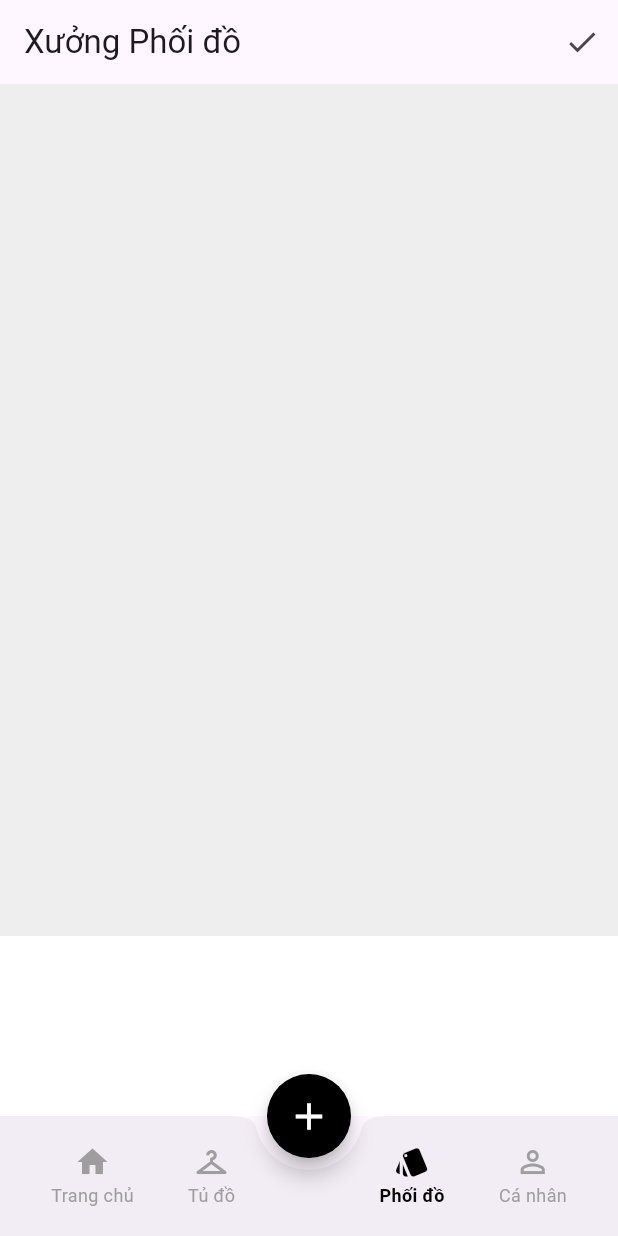
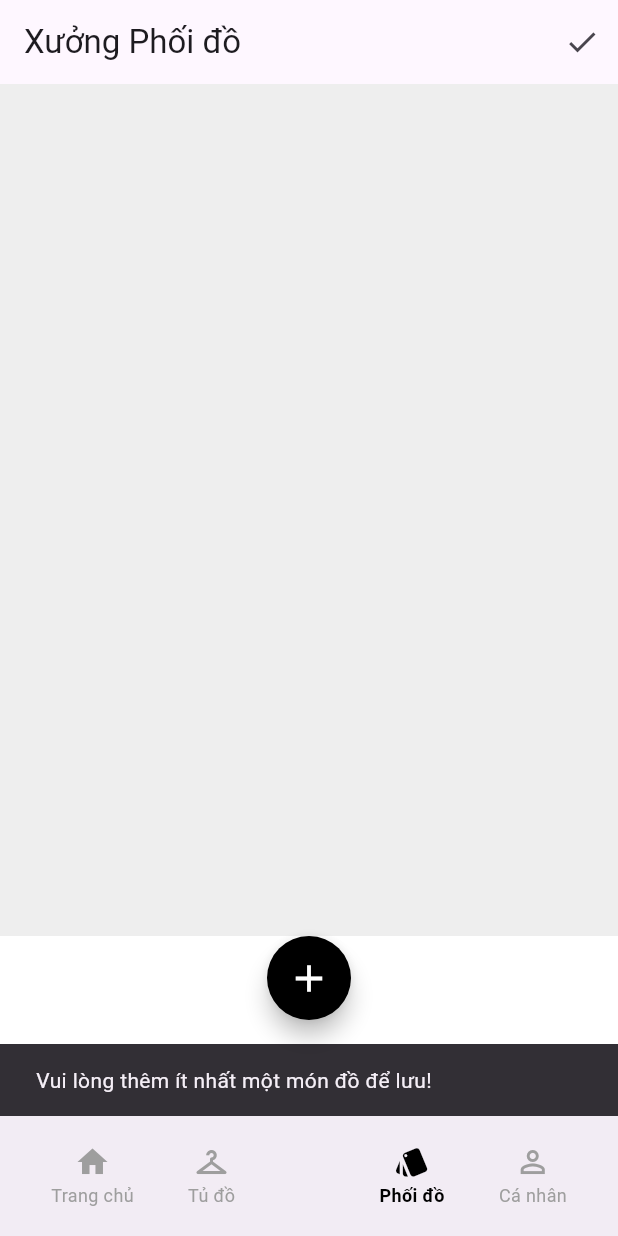
Before and after one commit to minhdatvn/MinCloset, a Flutter app: the screen it shows after launch, item 3 of the bottom bar chosen, after a tap on the "check" icon, on a phone screen of 412 x 824 dp. Run offline on Flutter 3.47's test engine with Material 3 defaults, Android fonts, the phone set to English and light mode, and no system bars; drawn by our look-alikes of screenshot; our stand-ins replace flutter_dotenv, google_generative_ai, image_picker, logger, share_plus, shared_preferences and 1 more; accounts and stored records are empty; network calls fail.

Commit message:
Thêm chức năng lưu và chia sẻ bộ đồ đã phối

```diff
--- a/lib/helpers/db_helper.dart
+++ b/lib/helpers/db_helper.dart
@@ -1,9 +1,9 @@
-// file: lib/helpers/db_helper.dart
 // file: lib/helpers/db_helper.dart
 import 'package:sqflite/sqflite.dart' as sql;
 import 'package:path/path.dart' as path;
 import 'package:mincloset/models/closet.dart';
 import 'package:mincloset/models/clothing_item.dart';
+import 'package:mincloset/models/outfit.dart';
 
 class DatabaseHelper {
   sql.Database? _database;
@@ -29,11 +29,16 @@ class DatabaseHelper {
         imagePath TEXT, closetId TEXT, season TEXT, occasion TEXT,
         material TEXT, pattern TEXT
       )""");
+    // Thêm bảng outfits mới
+    await db.execute("""CREATE TABLE outfits (
+        id TEXT PRIMARY KEY,
+        name TEXT,
+        imagePath TEXT,
+        itemIds TEXT
+      )""");
   }
 
-  // HÀM _createDB ĐÃ ĐƯỢC XÓA KHỎI ĐÂY
-
-  // === CÁC HÀM TƯƠNG TÁC CSDL GIỮ NGUYÊN ===
+  // === CÁC HÀM CŨ GIỮ NGUYÊN (insertCloset, getClosets, ...) ===
   Future<void> insertCloset(Map<String, dynamic> data) async {
     final db = await instance.database;
     await db.insert('closets', data, conflictAlgorithm: sql.ConflictAlgorithm.replace);
@@ -86,4 +91,29 @@ class DatabaseHelper {
     final db = await instance.database;
     return db.query('clothing_items', orderBy: 'id DESC', limit: limit);
   }
+
+  // === CÁC HÀM MỚI CHO OUTFIT ===
+
+  /// Thêm một bộ đồ mới vào CSDL
+  Future<void> insertOutfit(Outfit outfit) async {
+    final db = await instance.database;
+    await db.insert('outfits', outfit.toMap(),
+        conflictAlgorithm: sql.ConflictAlgorithm.replace);
+  }
+
+  /// Lấy tất cả các bộ đồ từ CSDL
+  Future<List<Outfit>> getOutfits() async {
+    final db = await instance.database;
+    final maps = await db.query('outfits', orderBy: 'id DESC');
+    if (maps.isEmpty) {
+      return [];
+    }
+    return List.generate(maps.length, (i) => Outfit.fromMap(maps[i]));
+  }
+
+  /// Xóa một bộ đồ khỏi CSDL bằng ID
+  Future<void> deleteOutfit(String id) async {
+    final db = await instance.database;
+    await db.delete('outfits', where: 'id = ?', whereArgs: [id]);
+  }
 }
--- /dev/null
+++ b/lib/models/outfit.dart
@@ -0,0 +1,35 @@
+// file: lib/models/outfit.dart
+
+class Outfit {
+  final String id;
+  final String name;
+  final String imagePath; // Đường dẫn tới ảnh screenshot của bộ đồ
+  final String itemIds;   // Chuỗi các ID của clothing_item, ngăn cách bởi dấu phẩy
+
+  Outfit({
+    required this.id,
+    required this.name,
+    required this.imagePath,
+    required this.itemIds,
+  });
+
+  // Chuyển đổi từ Map (đọc từ CSDL) sang đối tượng Outfit
+  factory Outfit.fromMap(Map<String, dynamic> map) {
+    return Outfit(
+      id: map['id'] as String,
+      name: map['name'] as String,
+      imagePath: map['imagePath'] as String,
+      itemIds: map['itemIds'] as String,
+    );
+  }
+
+  // Chuyển đổi từ đối tượng Outfit sang Map (để ghi vào CSDL)
+  Map<String, dynamic> toMap() {
+    return {
+      'id': id,
+      'name': name,
+      'imagePath': imagePath,
+      'itemIds': itemIds,
+    };
+  }
+}
--- a/lib/screens/pages/home_page.dart
+++ b/lib/screens/pages/home_page.dart
@@ -6,6 +6,8 @@ import 'package:intl/intl.dart';
 import 'package:mincloset/helpers/db_helper.dart';
 import 'package:mincloset/models/clothing_item.dart';
 import 'package:mincloset/screens/add_item_screen.dart';
+import 'package:mincloset/screens/pages/outfit_builder_page.dart';
+import 'package:mincloset/screens/pages/saved_outfits_page.dart';
 import 'package:mincloset/services/suggestion_service.dart';
 import 'package:mincloset/services/weather_service.dart';
 import 'package:mincloset/utils/logger.dart';
@@ -214,9 +216,45 @@ class _HomePageState extends State<HomePage> {
         const SizedBox(height: 16),
         Row(
           children: [
-            Expanded(child: Container(height: 100, padding: const EdgeInsets.all(12), decoration: BoxDecoration(color: Colors.blue.shade400, borderRadius: BorderRadius.circular(16)), child: const Column(crossAxisAlignment: CrossAxisAlignment.start, mainAxisAlignment: MainAxisAlignment.spaceBetween, children: [Icon(Icons.auto_awesome, color: Colors.white), Text('Bắt đầu phối đồ', style: TextStyle(color: Colors.white, fontWeight: FontWeight.bold))]))),
+            // Thẻ "Bắt đầu phối đồ"
+            Expanded(
+              child: GestureDetector( // <-- THÊM GESTUREDETECTOR
+                onTap: () {
+                  Navigator.of(context).push(
+                    MaterialPageRoute(builder: (ctx) => const OutfitBuilderPage()),
+                  );
+                },
+                child: Container(
+                  height: 100,
+                  padding: const EdgeInsets.all(12),
+                  decoration: BoxDecoration(color: Colors.blue.shade400, borderRadius: BorderRadius.circular(16)),
+                  child: const Column(crossAxisAlignment: CrossAxisAlignment.start, mainAxisAlignment: MainAxisAlignment.spaceBetween, children: [
+                    Icon(Icons.auto_awesome, color: Colors.white),
+                    Text('Bắt đầu phối đồ', style: TextStyle(color: Colors.white, fontWeight: FontWeight.bold))
+                  ]),
+                ),
+              ),
+            ),
             const SizedBox(width: 16),
-            Expanded(child: Container(height: 100, padding: const EdgeInsets.all(12), decoration: BoxDecoration(color: Colors.grey.shade200, borderRadius: BorderRadius.circular(16)), child: const Column(crossAxisAlignment: CrossAxisAlignment.start, mainAxisAlignment: MainAxisAlignment.spaceBetween, children: [Icon(Icons.history, color: Colors.black), Text('Lịch sử', style: TextStyle(color: Colors.black, fontWeight: FontWeight.bold))]))),
+            // Thẻ "Bộ đồ đã lưu"
+            Expanded(
+              child: GestureDetector( // <-- THÊM GESTUREDETECTOR
+                onTap: () {
+                  Navigator.of(context).push(
+                    MaterialPageRoute(builder: (ctx) => const SavedOutfitsPage()),
+                  );
+                },
+                child: Container(
+                  height: 100,
+                  padding: const EdgeInsets.all(12),
+                  decoration: BoxDecoration(color: Colors.grey.shade200, borderRadius: BorderRadius.circular(16)),
+                  child: const Column(crossAxisAlignment: CrossAxisAlignment.start, mainAxisAlignment: MainAxisAlignment.spaceBetween, children: [
+                    Icon(Icons.collections_bookmark_outlined, color: Colors.black), // <-- ĐỔI ICON
+                    Text('Bộ đồ đã lưu', style: TextStyle(color: Colors.black, fontWeight: FontWeight.bold)) // <-- ĐỔI TEXT
+                  ]),
+                ),
+              ),
+            ),
           ],
         ),
       ],
--- a/lib/screens/pages/outfit_builder_page.dart
+++ b/lib/screens/pages/outfit_builder_page.dart
@@ -1,7 +1,15 @@
+// lib/screens/pages/outfit_builder_page.dart
+
 import 'dart:io';
+import 'dart:typed_data';
 import 'package:flutter/material.dart';
 import 'package:mincloset/helpers/db_helper.dart';
 import 'package:mincloset/models/clothing_item.dart';
+import 'package:mincloset/models/outfit.dart';
+import 'package:path_provider/path_provider.dart';
+import 'package:screenshot/screenshot.dart';
+import 'package:uuid/uuid.dart';
+import 'package:path/path.dart' as p;
 import 'package:mincloset/widgets/clothing_sticker.dart';
 
 class OutfitBuilderPage extends StatefulWidget {
@@ -12,11 +20,13 @@ class OutfitBuilderPage extends StatefulWidget {
 }
 
 class _OutfitBuilderPageState extends State<OutfitBuilderPage> {
+  // --- Các biến trạng thái ---
   List<ClothingItem> _allItemsInCloset = [];
-  // Thay đổi: mỗi sticker giờ là một đối tượng duy nhất, ta dùng Map
-  // để lưu trữ chúng với một key duy nhất, giúp việc xóa dễ dàng hơn.
   final Map<String, ClothingItem> _itemsOnCanvas = {};
-  int _stickerCounter = 0; // Để tạo key duy nhất
+  int _stickerCounter = 0;
+  final _screenshotController = ScreenshotController();
+  bool _isSaving = false;
+  String? _selectedStickerId;
 
   @override
   void initState() {
@@ -33,31 +43,113 @@ class _OutfitBuilderPageState extends State<OutfitBuilderPage> {
 
   void _addItemToCanvas(ClothingItem item) {
     setState(() {
-      // Mỗi khi thêm, tạo một key duy nhất cho sticker mới
       final newStickerId = 'sticker_${_stickerCounter++}';
       _itemsOnCanvas[newStickerId] = item;
+      _selectedStickerId = newStickerId;
     });
   }
 
-  // === HÀM MỚI ĐỂ XÓA STICKER ===
   void _onStickerDelete(String stickerId) {
     setState(() {
       _itemsOnCanvas.remove(stickerId);
+      _selectedStickerId = null;
     });
   }
 
-  // === HÀM MỚI ĐỂ ĐƯA LÊN TRÊN CÙNG ===
   void _onStickerSelect(String stickerId) {
-    // Lấy ra món đồ được chọn
     final selectedItem = _itemsOnCanvas[stickerId];
     if (selectedItem == null) return;
+    setState(() {
+      _itemsOnCanvas.remove(stickerId);
+      _itemsOnCanvas[stickerId] = selectedItem;
+      _selectedStickerId = stickerId;
+    });
+  }
+
+  void _deselectAllStickers() {
+    setState(() {
+      _selectedStickerId = null;
+    });
+  }
+
+  Future<void> _saveOutfit() async {
+    if (_itemsOnCanvas.isEmpty) {
+      ScaffoldMessenger.of(context).showSnackBar(
+        const SnackBar(content: Text('Vui lòng thêm ít nhất một món đồ để lưu!')),
+      );
+      return;
+    }
+    final outfitName = await _showNameOutfitDialog();
+    if (outfitName == null || outfitName.trim().isEmpty) return;
 
     setState(() {
-      // Xóa nó khỏi vị trí hiện tại và thêm lại vào cuối Map
-      // Map trong Dart 3+ giữ nguyên thứ tự chèn, nên phần tử cuối sẽ được vẽ trên cùng
-      _itemsOnCanvas.remove(stickerId);
-      _itemsOnCanvas[stickerId] = selectedItem;
+      _isSaving = true;
+      _selectedStickerId = null;
     });
+
+    await Future.delayed(const Duration(milliseconds: 50));
+
+    try {
+      final Uint8List? capturedImage = await _screenshotController.capture(
+        delay: const Duration(milliseconds: 10),
+      );
+      if (capturedImage == null) throw Exception('Không thể chụp ảnh màn hình.');
+
+      final directory = await getApplicationDocumentsDirectory();
+      final imagePath = p.join(directory.path, '${const Uuid().v4()}.png');
+      final imageFile = File(imagePath);
+      await imageFile.writeAsBytes(capturedImage);
+      final itemIds = _itemsOnCanvas.values.map((item) => item.id).join(',');
+
+      final newOutfit = Outfit(
+        id: const Uuid().v4(),
+        name: outfitName,
+        imagePath: imagePath,
+        itemIds: itemIds,
+      );
+      await DatabaseHelper.instance.insertOutfit(newOutfit);
+
+      if (mounted) {
+        ScaffoldMessenger.of(context).showSnackBar(
+          SnackBar(content: Text('Đã lưu bộ đồ "$outfitName" thành công!')),
+        );
+      }
+    } catch (e) {
+      if (mounted) {
+        ScaffoldMessenger.of(context).showSnackBar(
+          SnackBar(content: Text('Lỗi khi lưu bộ đồ: $e')),
+        );
+      }
+    } finally {
+      if (mounted) setState(() => _isSaving = false);
+    }
+  }
+
+  Future<String?> _showNameOutfitDialog() {
+    final nameController = TextEditingController();
+    return showDialog<String>(
+      context: context,
+      builder: (ctx) => AlertDialog(
+        title: const Text('Đặt tên cho bộ đồ'),
+        content: TextField(
+          controller: nameController,
+          decoration: const InputDecoration(hintText: 'Ví dụ: Dạo phố cuối tuần'),
+          autofocus: true,
+        ),
+        actions: [
+          TextButton(
+            onPressed: () => Navigator.of(ctx).pop(),
+            child: const Text('Hủy'),
+          ),
+          ElevatedButton(
+            onPressed: () {
+              Navigator.of(ctx).pop(nameController.text);
+            },
+            child: const Text('Lưu'),
+          ),
+        ],
+      ),
+    );
   }
 
   @override
@@ -66,31 +158,37 @@ class _OutfitBuilderPageState extends State<OutfitBuilderPage> {
       appBar: AppBar(
         title: const Text('Xưởng Phối đồ'),
         actions: [
+          // Đoạn code này sử dụng _isSaving và gọi _saveOutfit
+          if (_isSaving)
+            const Padding(
+              padding: EdgeInsets.only(right: 16.0),
+              child: Center(child: SizedBox(width: 24, height: 24, child: CircularProgressIndicator(strokeWidth: 3, color: Colors.black))),
+            )
+          else
             IconButton(
               icon: const Icon(Icons.check),
-            onPressed: () {
-              // Logic lưu bộ đồ sẽ ở đây
-            },
+              onPressed: _saveOutfit, // Gọi hàm lưu
               tooltip: 'Lưu bộ đồ',
             )
         ],
       ),
       body: Column(
         children: [
-          // === KHUNG CANVAS ===
           Expanded(
+            child: Screenshot(
+              controller: _screenshotController,
+              child: GestureDetector(
+                onTap: _deselectAllStickers,
                 child: Container(
                   color: Colors.grey.shade200,
-              // Stack cho phép các sticker xếp chồng lên nhau
                   child: Stack(
-                // Lấy ra các giá trị của Map để build UI
                     children: _itemsOnCanvas.entries.map((entry) {
                       final stickerId = entry.key;
                       final item = entry.value;
                       return ClothingSticker(
-                    key: ValueKey(stickerId), // Key giúp Flutter nhận diện widget
+                        key: ValueKey(stickerId),
                         item: item,
-                    // Truyền các hàm xử lý xuống cho sticker
+                        isSelected: stickerId == _selectedStickerId,
                         onSelect: () => _onStickerSelect(stickerId),
                         onDelete: () => _onStickerDelete(stickerId),
                       );
@@ -98,8 +196,9 @@ class _OutfitBuilderPageState extends State<OutfitBuilderPage> {
                   ),
                 ),
               ),
-
-          // === BẢNG MÀU QUẦN ÁO ===
+            ),
+          ),
+          // Phần thanh chọn đồ ở dưới
           Container(
             height: 120,
             color: Colors.white,
--- a/pubspec.yaml
+++ b/pubspec.yaml
@@ -20,6 +20,9 @@ dependencies:
   flutter_dotenv: ^5.1.0
   logger: ^2.4.0
   intl: ^0.19.0
+  screenshot: ^3.0.0
+  path_provider: ^2.1.3
+  share_plus: ^11.0.0
 
 dev_dependencies:
   flutter_test:
```
Also changed, not shown: lib/screens/pages/saved_outfits_page.dart (added, +177 -0 lines), lib/widgets/clothing_sticker.dart (+23 -10 lines), pubspec.lock, 5 other files. Lines whose indentation alone changed are shown as unchanged.
